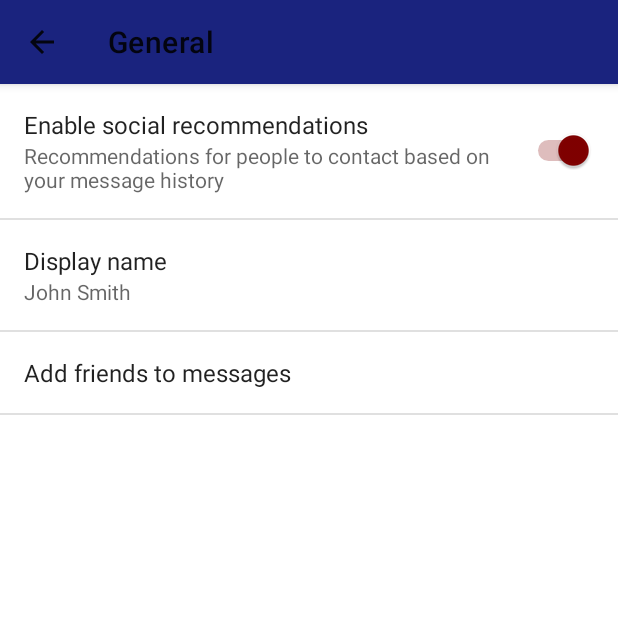
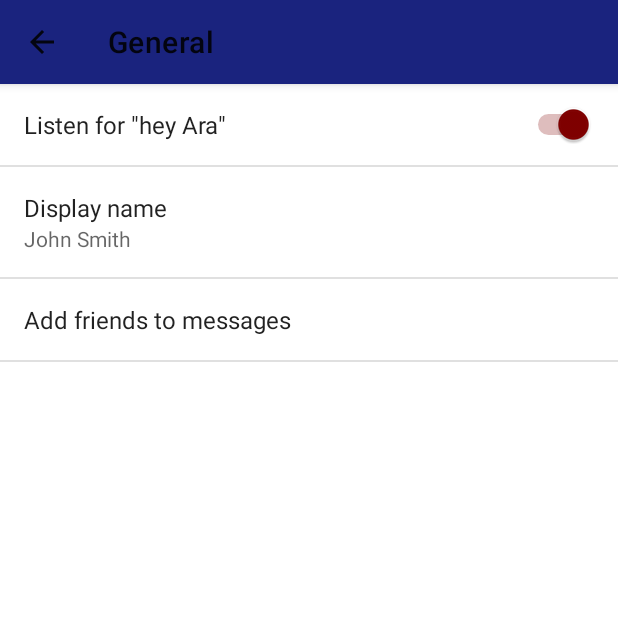
Before and after one commit to FultonBrowne/Ara-android, an Android app: the SettingsActivity screen opened directly, with no data from a screen before it, after a tap on "General", on a phone screen of 412 x 824 dp, the top half of it. Run offline under Robolectric (Android 15) with nearby library versions, the light colour scheme and no system bars.

Commit message:
changing some settings stuff

```diff
--- a/app/src/main/res/values/strings.xml
+++ b/app/src/main/res/values/strings.xml
@@ -219,4 +219,6 @@
     <string name="hello1">hello</string>
     <string name="configure">Configure</string>
     <string name="title_activity_all_content">allContent</string>
+    <string name="pref_switch_note">Ara notifications</string>
+    <string name="hey_ara_listener_switch">Listen for \"hey Ara\"</string>
 </resources>
--- a/app/src/main/res/xml/pref_general.xml
+++ b/app/src/main/res/xml/pref_general.xml
@@ -17,10 +17,10 @@
 <PreferenceScreen xmlns:android="http://schemas.android.com/apk/res/android">
 
     <SwitchPreference
-        android:defaultValue="true"
-        android:key="example_switch"
-        android:summary="@string/pref_description_social_recommendations"
-        android:title="@string/pref_title_social_recommendations" />
+            android:defaultValue="true"
+            android:key="example_switch"
+
+            android:title="@string/hey_ara_listener_switch"/>
 
     <!-- NOTE: EditTextPreference accepts EditText attributes. -->
     <!-- NOTE: EditTextPreference's summary should be set to its value by the activity code. -->
--- a/app/src/main/res/xml/pref_notification.xml
+++ b/app/src/main/res/xml/pref_notification.xml
@@ -19,9 +19,9 @@
     <!-- A 'parent' preference, which enables/disables child preferences (below)
          when checked/unchecked. -->
     <SwitchPreference
-        android:defaultValue="true"
-        android:key="notifications_new_message"
-        android:title="@string/pref_title_new_message_notifications" />
+            android:defaultValue="true"
+            android:key="notifications_new_message"
+            android:title="@string/pref_switch_note"/>
 
     <!-- Allows the user to choose a ringtone in the 'notification' category. -->
     <!-- NOTE: This preference will be enabled only when the checkbox above is checked. -->
```
